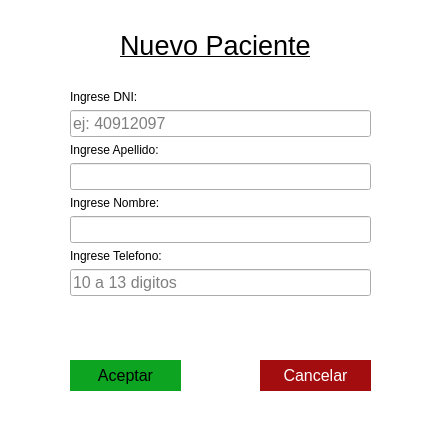
This is View/ventanaPaciente.ui in BermudezK/consultsoft as Qt 5 draws it before an edit. The edited form follows.
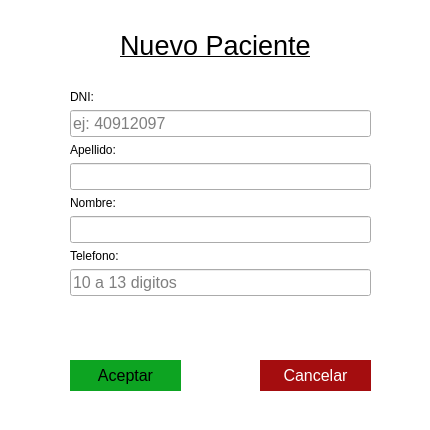
This is the edited form.

Diff of the .ui file:
```diff
--- a/View/ventanaPaciente.ui
+++ b/View/ventanaPaciente.ui
@@ -109,28 +109,28 @@
     <item row="0" column="0">
      <widget class="QLabel" name="label">
       <property name="text">
-       <string>Ingrese DNI:</string>
+       <string>DNI:</string>
       </property>
      </widget>
     </item>
     <item row="2" column="0">
      <widget class="QLabel" name="label_2">
       <property name="text">
-       <string>Ingrese Apellido:</string>
+       <string>Apellido:</string>
       </property>
      </widget>
     </item>
     <item row="4" column="0">
      <widget class="QLabel" name="label_3">
       <property name="text">
-       <string>Ingrese Nombre:</string>
+       <string>Nombre:</string>
       </property>
      </widget>
     </item>
     <item row="6" column="0">
      <widget class="QLabel" name="label_4">
       <property name="text">
-       <string>Ingrese Telefono:</string>
+       <string>Telefono:</string>
       </property>
      </widget>
     </item>
```
